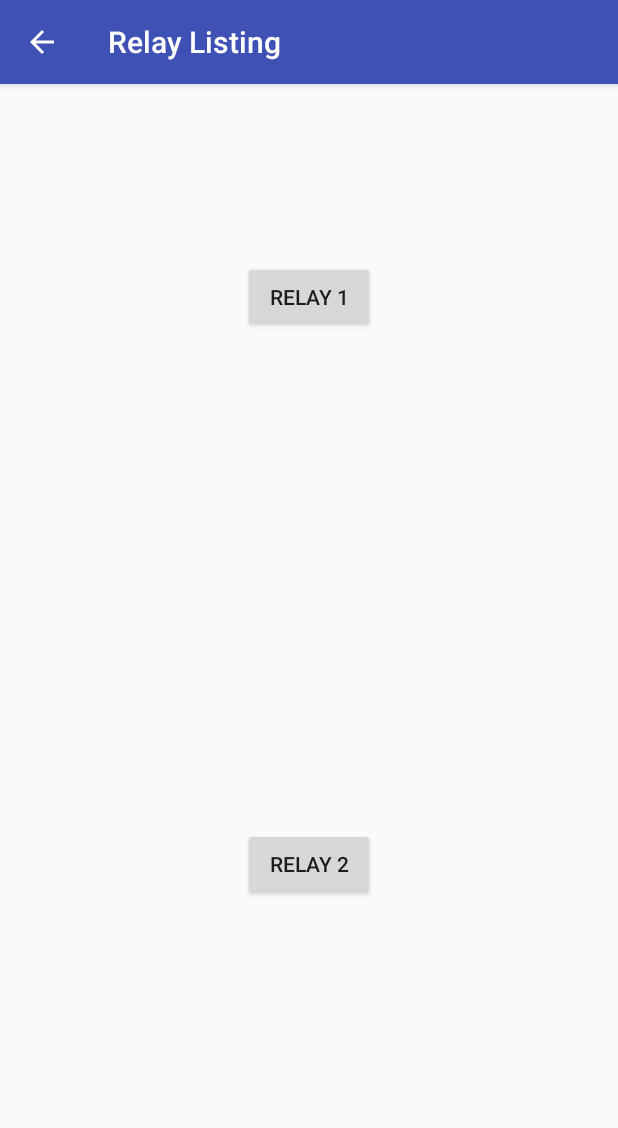
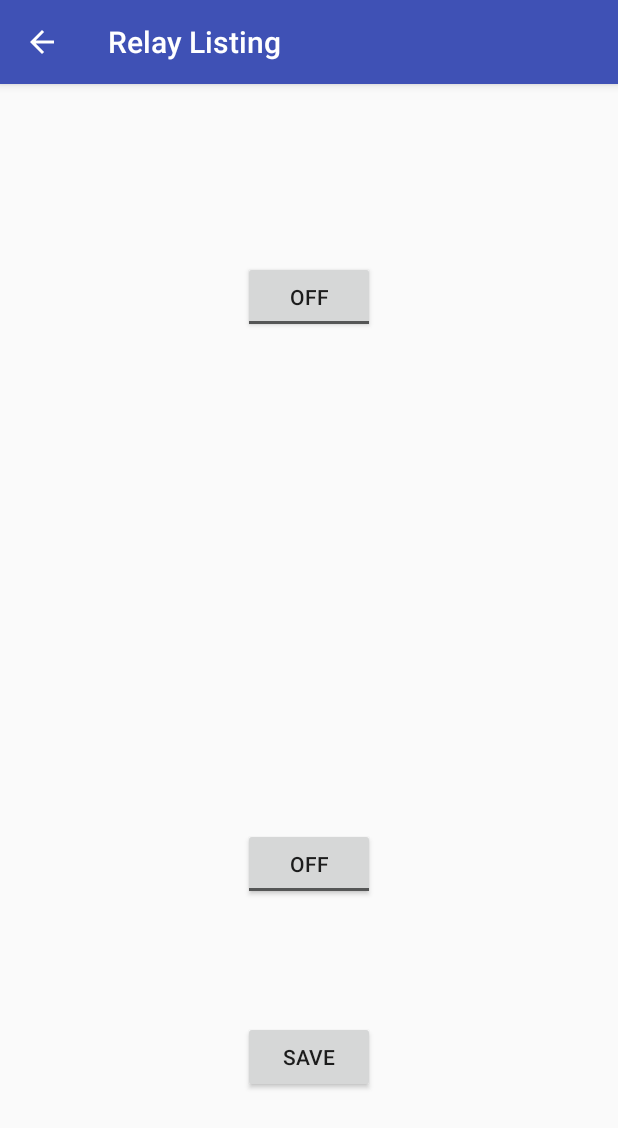
Before and after one commit to jcconnol/ACTIS-ClientSide, an Android app: the RelayListing screen opened directly, with no data from a screen before it, on a phone screen of 412 x 824 dp. Shown: the top 1128 px of the screen. Run offline under Robolectric (Android 15) with nearby library versions, the phone set to English and light mode, and no system bars.

Commit message:
Finished Functionality, untested

```diff
--- a/ActisMasterApp/app/src/main/java/edu/uark/uarkregisterapp/models/api/fields/CommandFieldName.java
+++ b/ActisMasterApp/app/src/main/java/edu/uark/uarkregisterapp/models/api/fields/CommandFieldName.java
@@ -5,7 +5,8 @@ import edu.uark.uarkregisterapp.models.api.interfaces.FieldNameInterface;
 public enum CommandFieldName implements FieldNameInterface {
 
 	COMMAND_NAME("commandName"),
-	STATUS("status");
+	STATUS("status"),
+	EXTRA("extra");
 
 	private String fieldName;
 	public String getFieldName() {
--- a/ActisMasterApp/app/src/main/res/layout/content_drone_listing.xml
+++ b/ActisMasterApp/app/src/main/res/layout/content_drone_listing.xml
@@ -24,7 +24,7 @@
         android:text="@string/button_drone_pic" />
 
     <ImageView
-        android:id="@+id/imageView3"
+        android:id="@+id/image_view_drone_one"
         android:layout_width="wrap_content"
         android:layout_height="wrap_content"
         android:layout_alignParentTop="true"
--- a/ActisMasterApp/app/src/main/res/layout/content_relay_listing.xml
+++ b/ActisMasterApp/app/src/main/res/layout/content_relay_listing.xml
@@ -14,9 +14,8 @@
     tools:context="edu.uark.uarkregisterapp.RelayListing"
     tools:showIn="@layout/activity_relay_listing">
 
-
-    <Button
-        android:id="@+id/relay_one"
+    <ToggleButton
+        android:id="@+id/toggle_relay_one"
         android:layout_width="wrap_content"
         android:layout_height="wrap_content"
         android:layout_alignParentTop="true"
@@ -24,12 +23,23 @@
         android:layout_marginTop="102dp"
         android:text="@string/text_view_relay_1" />
 
-    <Button
-        android:id="@+id/relay_two"
+    <ToggleButton
+        android:id="@+id/toggle_relay_two"
         android:layout_width="wrap_content"
         android:layout_height="wrap_content"
-        android:layout_alignStart="@+id/relay_one"
+        android:layout_alignStart="@+id/toggle_relay_one"
         android:layout_alignParentBottom="true"
         android:layout_marginBottom="208dp"
         android:text="@string/text_view_relay_2" />
+
+    <Button
+        android:id="@+id/save_relay_button"
+        android:layout_width="wrap_content"
+        android:layout_height="wrap_content"
+        android:layout_alignStart="@+id/toggle_relay_two"
+        android:layout_alignParentBottom="true"
+        android:layout_marginBottom="79dp"
+        android:text="@string/button_save"
+        android:onClick="saveButtonOnClick"/>
+
 </RelativeLayout>
--- a/ActisMasterApp/app/src/main/res/values/strings.xml
+++ b/ActisMasterApp/app/src/main/res/values/strings.xml
@@ -18,10 +18,10 @@
     <string name="button_drone_pic">Take Picture</string>
     <string name="text_view_relay_1">Relay 1</string>
     <string name="text_view_relay_2">Relay 2</string>
-    <string name="alert_dialog_products_loading">Loading Products</string>
-    <string name="alert_dialog_product_save">Saving Product...</string>
-    <string name="alert_dialog_product_delete">Deleting Product...</string>
-    <string name="alert_dialog_product_save_success">The command was successfully saved.</string>
-    <string name="alert_dialog_product_save_failure">An issue was encountered when attempting to send the command. The changes were not saved.</string>
-    <string name="alert_dialog_products_load_failure">Unable to load listing.</string>
+    <string name="alert_dialog_command_loading">Loading Command</string>
+    <string name="alert_dialog_command_save">Sending Command...</string>
+    <string name="alert_dialog_command_delete">Deleting Command...</string>
+    <string name="alert_dialog_command_save_success">The command was successfully sent.</string>
+    <string name="alert_dialog_command_save_failure">An issue was encountered when attempting to send the command. The changes were not saved.</string>
+    <string name="alert_dialog_commands_load_failure">Unable to load listing.</string>
 </resources>
```
Also changed, not shown: ActisMasterApp/app/src/main/java/edu/uark/uarkregisterapp/DroneListing.java (+31 -23 lines), ActisMasterApp/app/src/main/java/edu/uark/uarkregisterapp/RelayListing.java (+35 -22 lines), ActisMasterApp/app/src/main/java/edu/uark/uarkregisterapp/models/api/Command.java (+15 -3 lines), ActisMasterApp/app/src/main/java/edu/uark/uarkregisterapp/models/transition/CommandTransition.java (+14 -3 lines), 1 other file.
